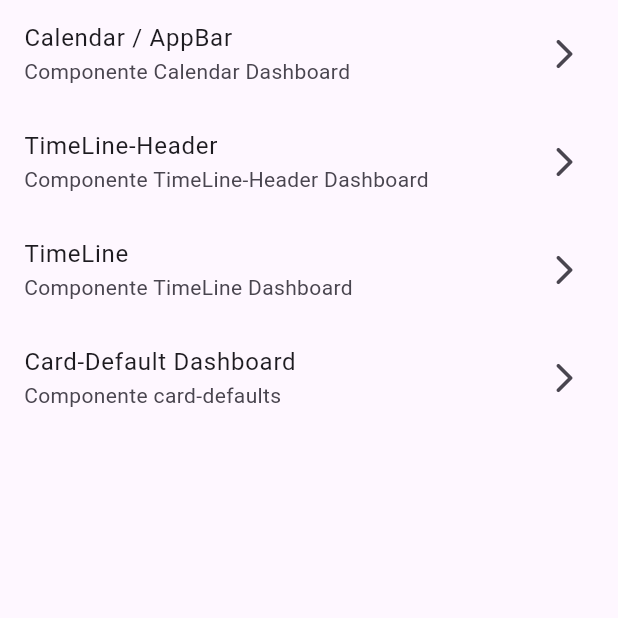
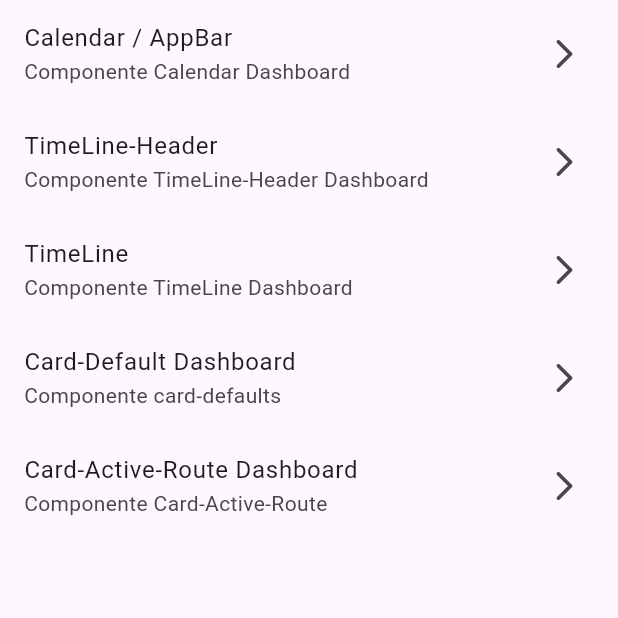
Before and after one commit to Francisco-V98/dashboard_busbanz_practice, a Flutter app: the screen it shows after launch, on a phone screen of 412 x 824 dp, the top half of it. Run offline on Flutter 3.47's test engine with Material 3 defaults, Android fonts, the phone set to English and light mode, and no system bars; our stand-ins replace flutter_riverpod, go_router.

Commit message:
add card active route section

```diff
--- a/lib/config/router/routers.dart
+++ b/lib/config/router/routers.dart
@@ -28,6 +28,10 @@ final appRouterProvider = Provider<GoRouter>(
           path: '/card-default',
           builder: (context, state) => const CardDefaultScreen(),
         ),
+        GoRoute(
+          path: '/card-active-route',
+          builder: (context, state) => const CardActiveRouteScreen(),
+        ),
       ],
     );
   },
--- a/lib/screens/list_components.dart
+++ b/lib/screens/list_components.dart
@@ -39,6 +39,11 @@ class _Body extends StatelessWidget {
           subTitle: 'Componente card-defaults',
           location: '/card-default',
         ),
+        _CustomListTile(
+          title: 'Card-Active-Route Dashboard',
+          subTitle: 'Componente Card-Active-Route',
+          location: '/card-active-route',
+        ),
       ],
     );
   }
--- a/lib/screens/screens.dart
+++ b/lib/screens/screens.dart
@@ -1,4 +1,6 @@
-export 'package:dashboard_busbanz_practice/screens/card_default/card_default.dart';
+export 'package:dashboard_busbanz_practice/screens/card/card_active_route.dart';
+
+export 'package:dashboard_busbanz_practice/screens/card/card_default.dart';
 
 export 'package:dashboard_busbanz_practice/screens/Calendar/calendar_screen.dart';
 
```
Also changed, not shown: lib/screens/card/card_active_route.dart (added, +10 -0 lines), lib/screens/card/card_default.dart (renamed from lib/screens/card_default/card_default.dart).
